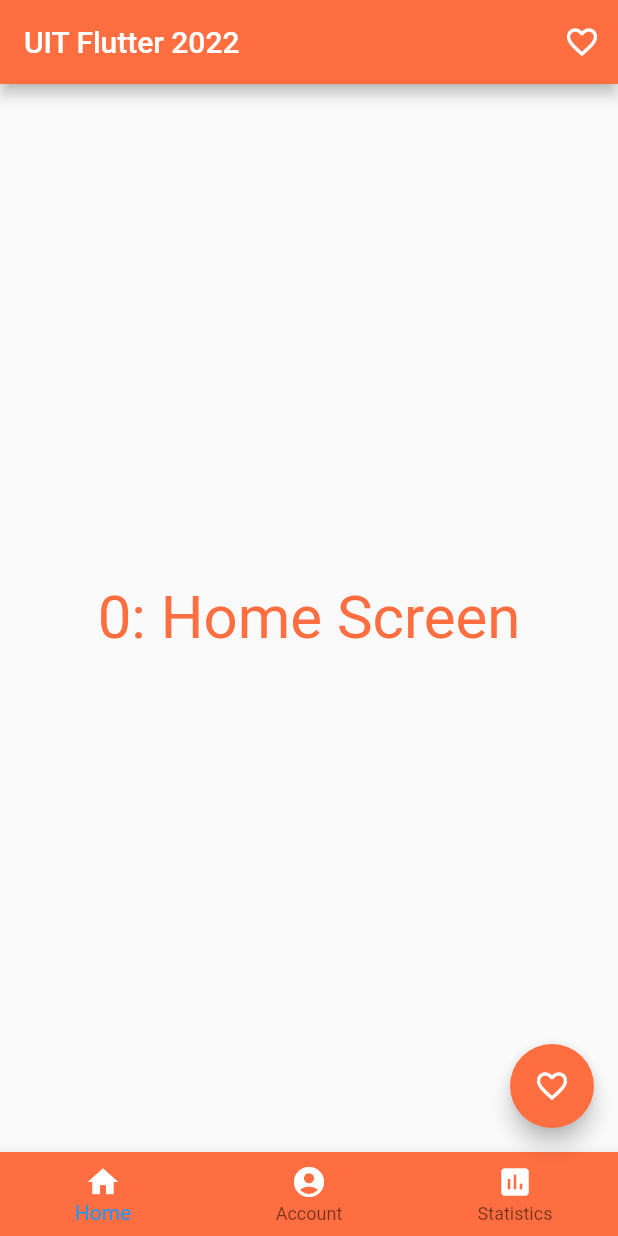
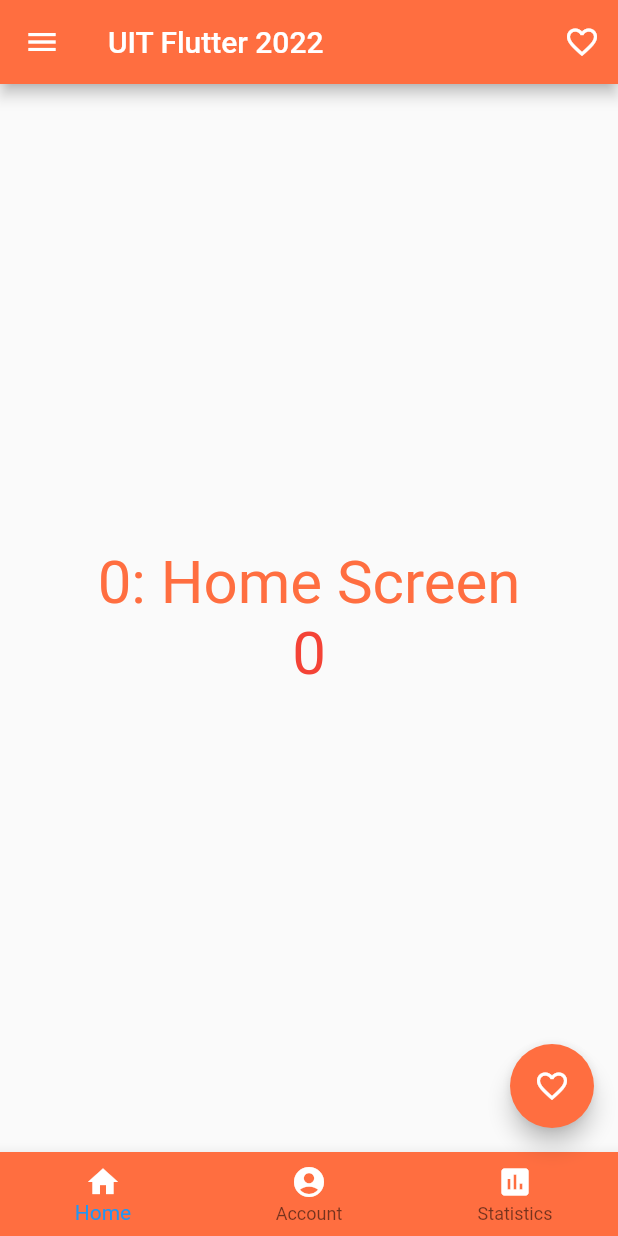
Before and after one commit to houcem-h/uit_basic_widgets, a Flutter app: the screen it shows after launch, on a phone screen of 412 x 824 dp. Run offline on Flutter 3.47's test engine with Material 2 defaults, Android fonts, the phone set to English and light mode, and no system bars.

```diff
--- a/lib/main.dart
+++ b/lib/main.dart
@@ -34,6 +34,7 @@ class _MyHomePageState extends State<MyHomePage> {
   bool _like = false;
   int _selectedIndex = 0;
   String _displayText = "0: Home Screen";
+  int? _selectedItem = 0;
 
   void _likeThis() {
     setState(() {
@@ -93,6 +94,10 @@ class _MyHomePageState extends State<MyHomePage> {
               '$_displayText',
               style: TextStyle(color: Colors.deepOrangeAccent, fontSize: 40),
             ),
+            Center(
+              child: Text(_selectedItem.toString(),
+                style: TextStyle(color: Colors.red, fontSize: 40),),
+            ),
           ],
         ),
       ),
@@ -141,6 +146,45 @@ class _MyHomePageState extends State<MyHomePage> {
           ),
         ),
       ),*/
+      drawer: Drawer(
+        child: ListView(
+          padding: EdgeInsets.zero,
+          /*const EdgeInsets.only(left: 10, right: 1.1, top: 1.1, bottom: 1.1),*/
+          children: [
+            const DrawerHeader(
+              padding: EdgeInsets.all(50),
+              decoration: BoxDecoration(
+                color: Colors.red,
+              ),
+              child: Text('Choose Item'),
+            ),
+            ListTile(
+              selected: _selectedItem == 0 ? true : false,
+              selectedColor: Colors.red,
+              selectedTileColor: const Color.fromRGBO(200, 255, 252, 100),
+              title: const Text('first item'),
+              onTap: () {
+                setState(() {
+                  _selectedItem = 0;
+                });
+                Navigator.pop(context);
+              },
+            ),
+            ListTile(
+              selected: _selectedItem == 1 ? true : false,
+              selectedColor: Colors.red,
+              selectedTileColor: const Color.fromRGBO(200, 255, 252, 100),
+              title: const Text('second item'),
+              onTap: () {
+                setState(() {
+                  _selectedItem = 1;
+                });
+                Navigator.pop(context);
+              },
+            )
+          ],
+        ),
+      ),
     );
   }
 }
```
